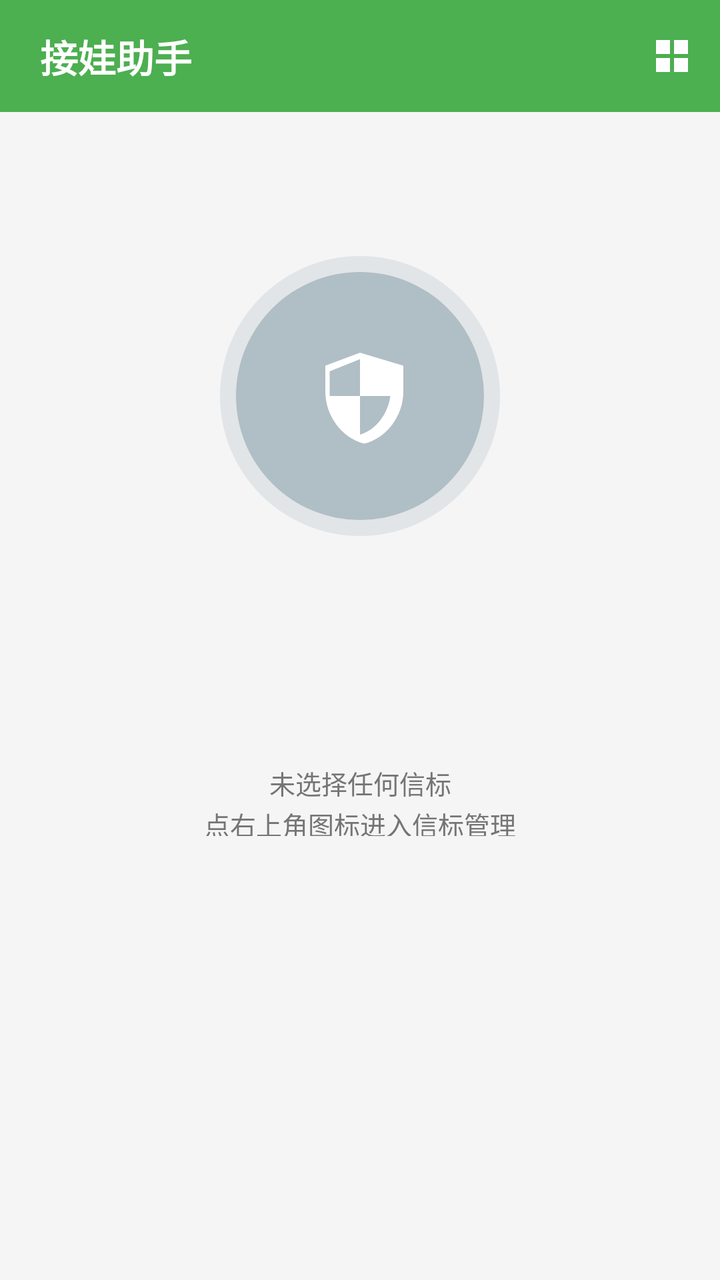
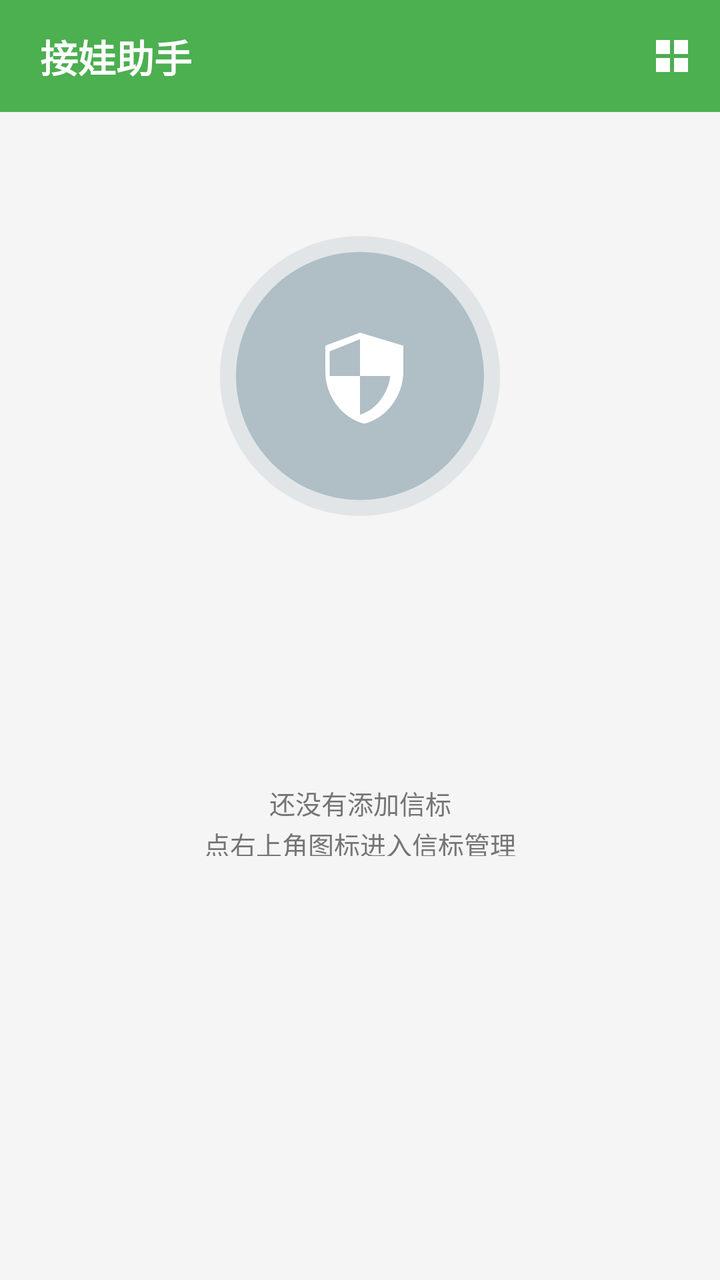

An Android layout rendered at two revisions. The XML below is the earlier revision; the diff shows what the commit changed to produce the second picture.
<!-- AndroidManifest.xml: application theme Theme.KidLink -->
<!-- res/layout/activity_main.xml -->
<?xml version="1.0" encoding="utf-8"?>
<FrameLayout xmlns:android="http://schemas.android.com/apk/res/android"
    xmlns:app="http://schemas.android.com/apk/res-auto"
    android:layout_width="match_parent"
    android:layout_height="match_parent"
    android:background="@color/bg_main">

    <LinearLayout
        android:layout_width="match_parent"
        android:layout_height="match_parent"
        android:orientation="vertical"
        android:background="@color/bg_main">

        <com.google.android.material.appbar.MaterialToolbar
            android:id="@+id/toolbar"
            android:layout_width="match_parent"
            android:layout_height="?attr/actionBarSize"
            android:background="@color/primary"
            app:contentInsetStart="0dp"
            app:menu="@menu/menu_main">

            
            <TextView
                android:id="@+id/txt_title"
                android:layout_width="wrap_content"
                android:layout_height="match_parent"
                android:gravity="center_vertical"
                android:paddingStart="20dp"
                android:paddingEnd="16dp"
                android:text="@string/app_name"
                android:textColor="@color/white"
                android:textSize="19sp"
                android:textStyle="bold"
                android:background="?attr/selectableItemBackground" />
        </com.google.android.material.appbar.MaterialToolbar>

        <LinearLayout
            android:id="@+id/layout_status"
            android:layout_width="match_parent"
            android:layout_height="0dp"
            android:layout_weight="1"
            android:orientation="vertical">

            
            <LinearLayout
                android:id="@+id/panel_1"
                android:layout_width="match_parent"
                android:layout_height="0dp"
                android:layout_weight="1"
                android:orientation="vertical"
                android:gravity="center"
                android:paddingStart="24dp"
                android:paddingEnd="24dp"
                android:paddingBottom="150dp">

                <FrameLayout
                    android:id="@+id/circle_container"
                    android:layout_width="140dp"
                    android:layout_height="140dp">

                    <View
                        android:id="@+id/circle_bg"
                        android:layout_width="match_parent"
                        android:layout_height="match_parent"
                        android:background="@drawable/bg_circle_gray" />

                    <ImageView
                        android:id="@+id/img_beacon"
                        android:layout_width="52dp"
                        android:layout_height="52dp"
                        android:layout_gravity="center"
                        android:src="@drawable/ic_beacon"
                        android:contentDescription="@string/app_name"
                        app:tint="@color/white" />
                </FrameLayout>

                <TextView
                    android:id="@+id/txt_beacon_name"
                    android:layout_width="match_parent"
                    android:layout_height="28dp"
                    android:layout_marginTop="18dp"
                    android:gravity="center"
                    android:maxLines="1"
                    android:ellipsize="end"
                    android:textSize="19sp"
                    android:textStyle="bold"
                    android:textColor="@color/text_primary" />

                <TextView
                    android:id="@+id/txt_distance"
                    android:layout_width="match_parent"
                    android:layout_height="42dp"
                    android:layout_marginTop="2dp"
                    android:gravity="center"
                    android:textSize="30sp"
                    android:textStyle="bold"
                    android:textColor="@color/primary"
                    android:visibility="invisible" />

                <LinearLayout
                    android:id="@+id/row_signal"
                    android:layout_width="match_parent"
                    android:layout_height="20dp"
                    android:layout_marginTop="2dp"
                    android:orientation="horizontal"
                    android:gravity="center"
                    android:visibility="invisible">

                    <ImageView
                        android:layout_width="14dp"
                        android:layout_height="14dp"
                        android:src="@drawable/ic_signal_bars"
                        android:contentDescription="@string/app_name"
                        app:tint="@color/text_secondary" />

                    <TextView
                        android:id="@+id/txt_rssi"
                        android:layout_width="wrap_content"
                        android:layout_height="wrap_content"
                        android:layout_marginStart="6dp"
                        android:textSize="13sp"
                        android:textColor="@color/text_secondary" />
                </LinearLayout>

                <TextView
                    android:id="@+id/txt_state"
                    android:layout_width="match_parent"
                    android:layout_height="36dp"
                    android:layout_marginTop="2dp"
                    android:gravity="center"
                    android:textSize="13sp"
                    android:textColor="@color/text_secondary"
                    android:lineSpacingExtra="2dp"
                    android:text="@string/no_beacon_selected" />
            </LinearLayout>

            <View
                android:id="@+id/divider_h"
                android:layout_width="match_parent"
                android:layout_height="1dp"
                android:layout_marginStart="40dp"
                android:layout_marginEnd="40dp"
                android:background="@color/divider"
                android:visibility="gone" />

            
            <LinearLayout
                android:id="@+id/panel_2"
                android:layout_width="match_parent"
                android:layout_height="0dp"
                android:layout_weight="1"
                android:orientation="vertical"
                android:gravity="center"
                android:paddingStart="24dp"
                android:paddingEnd="24dp"
                android:paddingBottom="150dp"
                android:visibility="gone">

                <FrameLayout
                    android:id="@+id/circle_container_2"
                    android:layout_width="140dp"
                    android:layout_height="140dp">

                    <View
                        android:id="@+id/circle_bg_2"
                        android:layout_width="match_parent"
                        android:layout_height="match_parent"
                        android:background="@drawable/bg_circle_gray" />

                    <ImageView
                        android:id="@+id/img_beacon_2"
                        android:layout_width="52dp"
                        android:layout_height="52dp"
                        android:layout_gravity="center"
                        android:src="@drawable/ic_beacon"
                        android:contentDescription="@string/app_name"
                        app:tint="@color/white" />
                </FrameLayout>

                <TextView
                    android:id="@+id/txt_beacon_name_2"
                    android:layout_width="match_parent"
                    android:layout_height="28dp"
                    android:layout_marginTop="18dp"
                    android:gravity="center"
                    android:maxLines="1"
                    android:ellipsize="end"
                    android:textSize="19sp"
                    android:textStyle="bold"
                    android:textColor="@color/text_primary" />

                <TextView
                    android:id="@+id/txt_distance_2"
                    android:layout_width="match_parent"
                    android:layout_height="42dp"
                    android:layout_marginTop="2dp"
                    android:gravity="center"
                    android:textSize="30sp"
                    android:textStyle="bold"
                    android:textColor="@color/primary"
                    android:visibility="invisible" />

                <LinearLayout
                    android:id="@+id/row_signal_2"
                    android:layout_width="match_parent"
                    android:layout_height="20dp"
                    android:layout_marginTop="2dp"
                    android:orientation="horizontal"
                    android:gravity="center"
                    android:visibility="invisible">

                    <ImageView
                        android:layout_width="14dp"
                        android:layout_height="14dp"
                        android:src="@drawable/ic_signal_bars"
                        android:contentDescription="@string/app_name"
                        app:tint="@color/text_secondary" />

                    <TextView
                        android:id="@+id/txt_rssi_2"
                        android:layout_width="wrap_content"
                        android:layout_height="wrap_content"
                        android:layout_marginStart="6dp"
                        android:textSize="13sp"
                        android:textColor="@color/text_secondary" />
                </LinearLayout>

                <TextView
                    android:id="@+id/txt_state_2"
                    android:layout_width="match_parent"
                    android:layout_height="36dp"
                    android:layout_marginTop="2dp"
                    android:gravity="center"
                    android:textSize="13sp"
                    android:textColor="@color/text_secondary"
                    android:lineSpacingExtra="2dp" />
            </LinearLayout>

            <View
                android:id="@+id/divider_h_2"
                android:layout_width="match_parent"
                android:layout_height="1dp"
                android:layout_marginStart="40dp"
                android:layout_marginEnd="40dp"
                android:background="@color/divider"
                android:visibility="gone" />

            
            <LinearLayout
                android:id="@+id/panel_3"
                android:layout_width="match_parent"
                android:layout_height="0dp"
                android:layout_weight="1"
                android:orientation="vertical"
                android:gravity="center"
                android:paddingStart="24dp"
                android:paddingEnd="24dp"
                android:paddingBottom="150dp"
                android:visibility="gone">

                <FrameLayout
                    android:id="@+id/circle_container_3"
                    android:layout_width="140dp"
                    android:layout_height="140dp">

                    <View
                        android:id="@+id/circle_bg_3"
                        android:layout_width="match_parent"
                        android:layout_height="match_parent"
                        android:background="@drawable/bg_circle_gray" />

                    <ImageView
                        android:id="@+id/img_beacon_3"
                        android:layout_width="52dp"
                        android:layout_height="52dp"
                        android:layout_gravity="center"
                        android:src="@drawable/ic_beacon"
                        android:contentDescription="@string/app_name"
                        app:tint="@color/white" />
                </FrameLayout>

                <TextView
                    android:id="@+id/txt_beacon_name_3"
                    android:layout_width="match_parent"
                    android:layout_height="28dp"
                    android:layout_marginTop="18dp"
                    android:gravity="center"
                    android:maxLines="1"
                    android:ellipsize="end"
                    android:textSize="19sp"
                    android:textStyle="bold"
                    android:textColor="@color/text_primary" />

                <TextView
                    android:id="@+id/txt_distance_3"
                    android:layout_width="match_parent"
                    android:layout_height="42dp"
                    android:layout_marginTop="2dp"
                    android:gravity="center"
                    android:textSize="30sp"
                    android:textStyle="bold"
                    android:textColor="@color/primary"
                    android:visibility="invisible" />

                <LinearLayout
                    android:id="@+id/row_signal_3"
                    android:layout_width="match_parent"
                    android:layout_height="20dp"
                    android:layout_marginTop="2dp"
                    android:orientation="horizontal"
                    android:gravity="center"
                    android:visibility="invisible">

                    <ImageView
                        android:layout_width="14dp"
                        android:layout_height="14dp"
                        android:src="@drawable/ic_signal_bars"
                        android:contentDescription="@string/app_name"
                        app:tint="@color/text_secondary" />

                    <TextView
                        android:id="@+id/txt_rssi_3"
                        android:layout_width="wrap_content"
                        android:layout_height="wrap_content"
                        android:layout_marginStart="6dp"
                        android:textSize="13sp"
                        android:textColor="@color/text_secondary" />
                </LinearLayout>

                <TextView
                    android:id="@+id/txt_state_3"
                    android:layout_width="match_parent"
                    android:layout_height="36dp"
                    android:layout_marginTop="2dp"
                    android:gravity="center"
                    android:textSize="13sp"
                    android:textColor="@color/text_secondary"
                    android:lineSpacingExtra="2dp" />
            </LinearLayout>

        </LinearLayout>
    </LinearLayout>

    

</FrameLayout>
<!-- resources referenced by this layout -->
<resources>
  <color name="bg_main">#FFF5F5F5</color>
  <color name="divider">#FFE0E0E0</color>
  <color name="primary">#FF4CAF50</color>
  <color name="text_primary">#FF212121</color>
  <color name="text_secondary">#FF757575</color>
  <color name="white">#FFFFFFFF</color>
  <!-- drawable bg_circle_gray (drawable) -->
  <?xml version="1.0" encoding="utf-8"?>
  <layer-list xmlns:android="http://schemas.android.com/apk/res/android">
      <item>
          <shape android:shape="oval">
              <solid android:color="#3390A4AE" />
          </shape>
      </item>
      <item android:top="8dp" android:bottom="8dp" android:left="8dp" android:right="8dp">
          <shape android:shape="oval">
              <solid android:color="#FFB0BEC5" />
          </shape>
      </item>
  </layer-list>
  <!-- drawable ic_beacon (drawable) -->
  <vector xmlns:android="http://schemas.android.com/apk/res/android"
      android:width="24dp" android:height="24dp"
      android:viewportWidth="24" android:viewportHeight="24"
      android:tint="@color/white">
      <path android:fillColor="@android:color/white"
          android:pathData="M12,2L4,5v6c0,5.55 3.84,10.74 9,12c5.16,-1.26 9,-6.45 9,-12V5L12,2zM12,11.99h7c-0.53,4.12 -3.28,7.79 -7,8.94V12H5V6.3l7,-2.8v8.49z"/>
  </vector>
  <!-- drawable ic_signal_bars (drawable) -->
  <?xml version="1.0" encoding="utf-8"?>
  <vector xmlns:android="http://schemas.android.com/apk/res/android"
      android:width="24dp"
      android:height="24dp"
      android:viewportWidth="24"
      android:viewportHeight="24">
      <path
          android:fillColor="#FF000000"
          android:pathData="M2,20h3v-4H2zM7,20h3v-8H7zM12,20h3v-12h-3zM17,20h3V4h-3z" />
  </vector>
  <string name="app_name">接娃助手</string>
  <string name="no_beacon_selected">未选择任何信标\n点右上角图标进入信标管理</string>
  <style name="Theme.KidLink" parent="Theme.MaterialComponents.Light.NoActionBar">
          <item name="colorPrimary">@color/primary</item>
          <item name="colorPrimaryDark">@color/primary_dark</item>
          <item name="colorAccent">@color/accent</item>
          <item name="android:windowBackground">@color/bg_main</item>
          <item name="android:statusBarColor">@color/primary_dark</item>
      </style>
  <color name="primary_dark">#FF388E3C</color>
  <color name="accent">#FFFFC107</color>
</resources>

<!-- the commit's change to res/layout/activity_main.xml (unified diff, before → after) -->
@@ -86,6 +86,18 @@
                     android:textStyle="bold"
                     android:textColor="@color/text_primary" />
 
+                
+                <TextView
+                    android:id="@+id/txt_sub"
+                    android:layout_width="match_parent"
+                    android:layout_height="18dp"
+                    android:layout_marginTop="2dp"
+                    android:gravity="center"
+                    android:maxLines="1"
+                    android:ellipsize="end"
+                    android:textSize="12sp"
+                    android:textColor="@color/text_secondary" />
+
                 <TextView
                     android:id="@+id/txt_distance"
                     android:layout_width="match_parent"
@@ -189,6 +201,18 @@
                     android:textStyle="bold"
                     android:textColor="@color/text_primary" />
 
+                
+                <TextView
+                    android:id="@+id/txt_sub_2"
+                    android:layout_width="match_parent"
+                    android:layout_height="18dp"
+                    android:layout_marginTop="2dp"
+                    android:gravity="center"
+                    android:maxLines="1"
+                    android:ellipsize="end"
+                    android:textSize="12sp"
+                    android:textColor="@color/text_secondary" />
+
                 <TextView
                     android:id="@+id/txt_distance_2"
                     android:layout_width="match_parent"
@@ -291,6 +315,18 @@
                     android:textStyle="bold"
                     android:textColor="@color/text_primary" />
 
+                
+                <TextView
+                    android:id="@+id/txt_sub_3"
+                    android:layout_width="match_parent"
+                    android:layout_height="18dp"
+                    android:layout_marginTop="2dp"
+                    android:gravity="center"
+                    android:maxLines="1"
+                    android:ellipsize="end"
+                    android:textSize="12sp"
+                    android:textColor="@color/text_secondary" />
+
                 <TextView
                     android:id="@+id/txt_distance_3"
                     android:layout_width="match_parent"
<!-- resource entries referenced after the edit -->
@@ -40,7 +40,7 @@
           android:pathData="M2,20h3v-4H2zM7,20h3v-8H7zM12,20h3v-12h-3zM17,20h3V4h-3z" />
   </vector>
   <string name="app_name">接娃助手</string>
-  <string name="no_beacon_selected">未选择任何信标\n点右上角图标进入信标管理</string>
+  <string name="no_beacon_selected">还没有添加信标\n点右上角图标进入信标管理</string>
   <style name="Theme.KidLink" parent="Theme.MaterialComponents.Light.NoActionBar">
           <item name="colorPrimary">@color/primary</item>
           <item name="colorPrimaryDark">@color/primary_dark</item>
